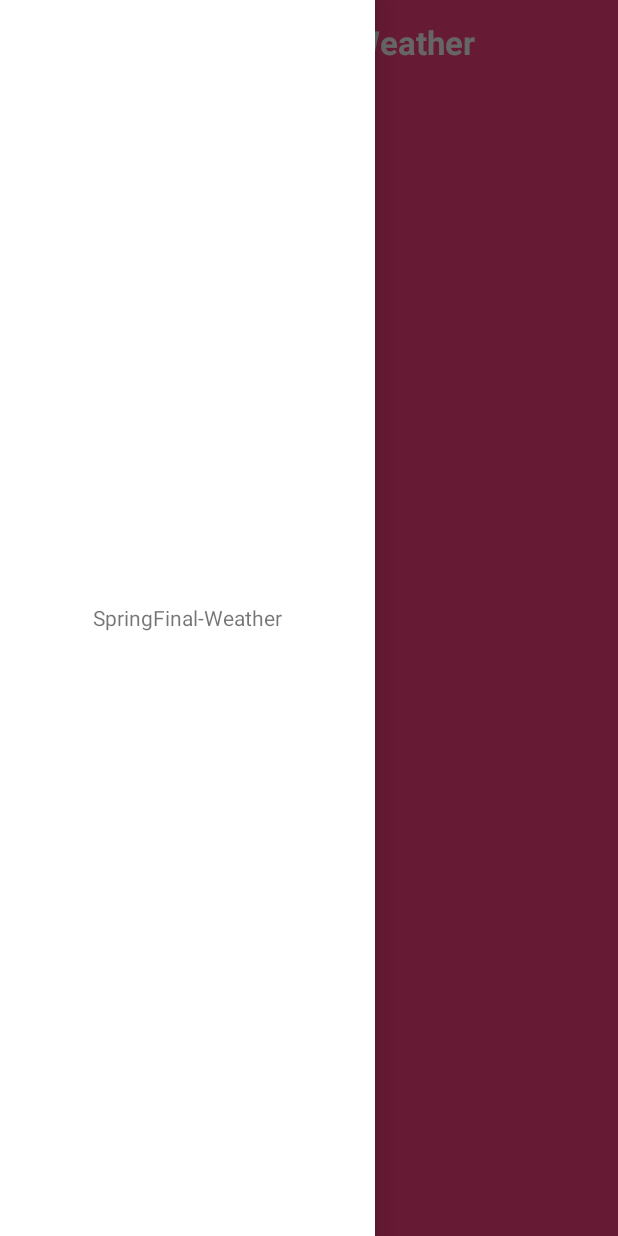
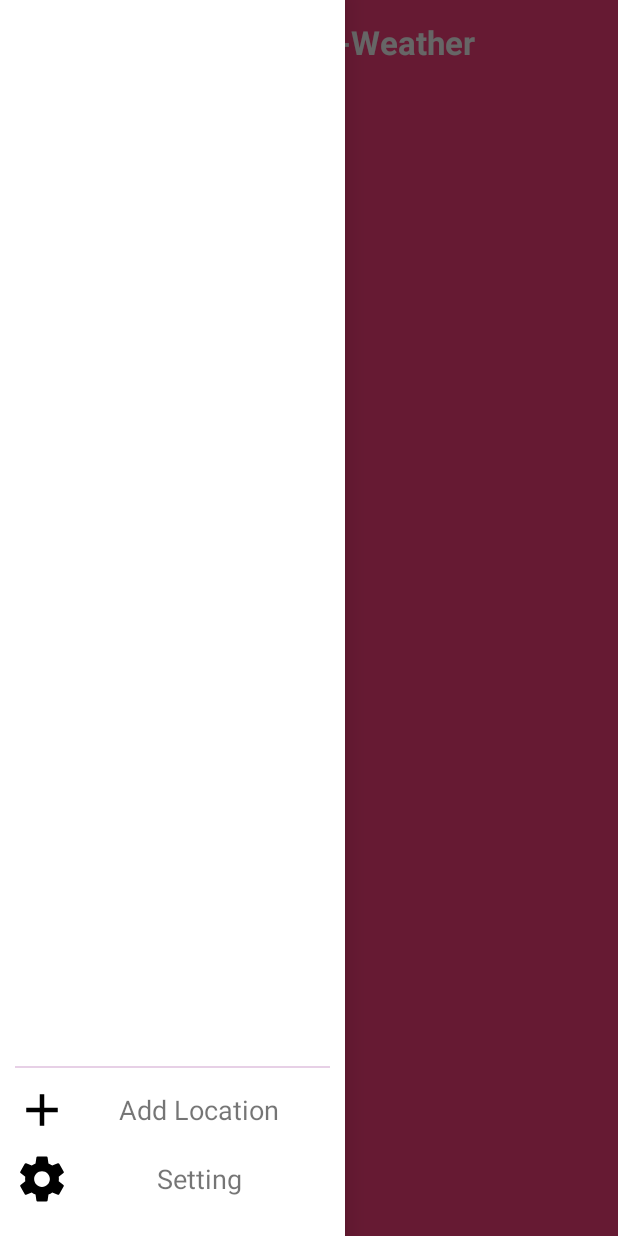
Before and after one commit to akaj-team/SpringFinal-Weather, an Android app: the screen it shows after launch (MainActivity), after a tap on an icon or button, on a phone screen of 412 x 824 dp. Run offline under Robolectric (Android 15) with nearby library versions, the phone set to English and light mode, and no system bars.

Commit message:
[Create] Setting Feature

```diff
--- a/app/src/main/java/vn/asiantech/android/springfinalweather/kotlin/activity/MainActivity.kt
+++ b/app/src/main/java/vn/asiantech/android/springfinalweather/kotlin/activity/MainActivity.kt
@@ -1,5 +1,6 @@
 package vn.asiantech.android.springfinalweather.kotlin.activity
 
+import android.content.Intent
 import android.os.Bundle
 import android.support.v4.widget.DrawerLayout
 import android.support.v7.app.ActionBarDrawerToggle
@@ -15,6 +16,7 @@ class MainActivity : AppCompatActivity(), View.OnClickListener {
     private lateinit var mDrawerToggle: ActionBarDrawerToggle
     private lateinit var mImgMenuIcon: ImageView
     private lateinit var mTvTitle: TextView
+    private lateinit var mTvSetting: TextView
 
     override fun onCreate(savedInstanceState: Bundle?) {
         super.onCreate(savedInstanceState)
@@ -28,14 +30,24 @@ class MainActivity : AppCompatActivity(), View.OnClickListener {
         mDrawerToggle = ActionBarDrawerToggle(this, mDrawerLayout, R.string.open, R.string.close)
         mImgMenuIcon = findViewById(R.id.imgMenuIcon)
         mTvTitle = findViewById(R.id.tvTitle)
+        mTvSetting = findViewById(R.id.tvSetting)
     }
 
     private fun initListener() {
         mDrawerLayout.addDrawerListener(mDrawerToggle)
         mImgMenuIcon.setOnClickListener(this)
+        mTvSetting.setOnClickListener(this)
     }
 
     override fun onClick(v: View?) {
-        mDrawerLayout.openDrawer(Gravity.LEFT)
+        when (v?.id) {
+            R.id.imgMenuIcon -> mDrawerLayout.openDrawer(Gravity.LEFT)
+            R.id.tvSetting -> goTo(SettingActivity::class.java)
+        }
+    }
+
+    private fun goTo(markClass: Class<*>) {
+        intent = Intent(this, markClass)
+        startActivity(intent)
     }
 }
--- /dev/null
+++ b/app/src/main/res/drawable/bg_switch_thumb.xml
@@ -0,0 +1,5 @@
+<?xml version="1.0" encoding="utf-8"?>
+<selector xmlns:android="http://schemas.android.com/apk/res/android">
+    <item android:drawable="@drawable/bg_thumb_checked" android:state_checked="true" />
+    <item android:drawable="@drawable/bg_thumb_unchecked" />
+</selector>
--- /dev/null
+++ b/app/src/main/res/drawable/bg_switch_track.xml
@@ -0,0 +1,5 @@
+<?xml version="1.0" encoding="utf-8"?>
+<selector xmlns:android="http://schemas.android.com/apk/res/android">
+    <item android:drawable="@drawable/bg_track_checked" android:state_checked="true" />
+    <item android:drawable="@drawable/bg_track_unchecked" />
+</selector>
--- /dev/null
+++ b/app/src/main/res/drawable/bg_track_checked.xml
@@ -0,0 +1,6 @@
+<?xml version="1.0" encoding="utf-8"?>
+<shape xmlns:android="http://schemas.android.com/apk/res/android"
+    android:shape="rectangle">
+    <corners android:radius="2dp" />
+    <solid android:color="@color/colorPurple" />
+</shape>
--- /dev/null
+++ b/app/src/main/res/drawable/bg_track_unchecked.xml
@@ -0,0 +1,6 @@
+<?xml version="1.0" encoding="utf-8"?>
+<shape xmlns:android="http://schemas.android.com/apk/res/android"
+    android:shape="rectangle">
+    <corners android:radius="2dp" />
+    <solid android:color="@color/colorViolet" />
+</shape>
--- a/app/src/main/res/drawable/bg_tv_when_press.xml
+++ b/app/src/main/res/drawable/bg_tv_when_press.xml
@@ -1,5 +1,5 @@
 <?xml version="1.0" encoding="utf-8"?>
 <selector xmlns:android="http://schemas.android.com/apk/res/android">
-    <item android:drawable="@color/colorGray" android:state_pressed="true" />
+    <item android:drawable="@color/colorViolet" android:state_pressed="true" />
     <item android:drawable="@color/colorWhite" />
 </selector>
--- a/app/src/main/res/layout/activity_start.xml
+++ b/app/src/main/res/layout/activity_start.xml
@@ -8,10 +8,11 @@
     android:fitsSystemWindows="true"
     tools:context=".kotlin.activity.MainActivity">
 
-    <RelativeLayout
-        android:id="@+id/rlContent"
+    <LinearLayout
+        android:id="@+id/llContent"
         android:layout_width="match_parent"
-        android:layout_height="match_parent">
+        android:layout_height="match_parent"
+        android:orientation="vertical">
 
         <android.support.v7.widget.Toolbar
             android:id="@+id/toolBar"
@@ -34,19 +35,62 @@
                 android:gravity="center"
                 android:text="@string/app_name" />
         </android.support.v7.widget.Toolbar>
-    </RelativeLayout>
 
-    <LinearLayout
+        <android.support.v4.view.ViewPager
+            android:id="@+id/viewPager"
+            android:layout_width="match_parent"
+            android:layout_height="wrap_content" />
+    </LinearLayout>
+
+    <RelativeLayout
         android:id="@+id/lnDrawer"
-        android:layout_width="250dp"
+        android:layout_width="230dp"
         android:layout_height="match_parent"
         android:layout_gravity="start"
-        android:background="@color/colorWhite">
+        android:background="@color/colorWhite"
+        android:padding="10dp">
+
+        <android.support.v7.widget.RecyclerView
+            android:id="@+id/recyclerViewLocation"
+            android:layout_width="match_parent"
+            android:layout_height="wrap_content"
+            android:layout_above="@+id/vLine"
+            android:layout_alignParentTop="true" />
+
+        <View
+            android:id="@+id/vLine"
+            android:layout_width="match_parent"
+            android:layout_height="1dp"
+            android:layout_above="@id/tvAddLocation"
+            android:background="@color/colorViolet" />
 
         <TextView
+            android:id="@+id/tvAddLocation"
             android:layout_width="match_parent"
-            android:layout_height="match_parent"
+            android:layout_height="wrap_content"
+            android:layout_above="@+id/tvSetting"
+            android:layout_marginTop="10dp"
+            android:background="@drawable/bg_tv_when_press"
+            android:clickable="true"
+            android:drawableLeft="@drawable/ic_add_black_36dp"
+            android:focusable="true"
             android:gravity="center"
-            android:text="@string/app_name" />
-    </LinearLayout>
+            android:text="@string/add_location"
+            android:textSize="18sp" />
+
+        <TextView
+            android:id="@+id/tvSetting"
+            android:layout_width="match_parent"
+            android:layout_height="wrap_content"
+            android:layout_alignParentBottom="true"
+            android:layout_marginBottom="10dp"
+            android:layout_marginTop="10dp"
+            android:background="@drawable/bg_tv_when_press"
+            android:clickable="true"
+            android:drawableLeft="@drawable/ic_settings_black_36dp"
+            android:focusable="true"
+            android:gravity="center"
+            android:text="@string/setting"
+            android:textSize="18sp" />
+    </RelativeLayout>
 </android.support.v4.widget.DrawerLayout>
--- a/app/src/main/res/values/colors.xml
+++ b/app/src/main/res/values/colors.xml
@@ -6,5 +6,7 @@
     <color name="colorPurple">#8A409B</color>
     <color name="colorWhite">#FFFFFF</color>
     <color name="colorBlack">#000000</color>
+    <color name="colorViolet">#e7d0e6</color>
+    <color name="colorPurplePastel">#CC70E2</color>
     <color name="colorGray">#c6c6c6</color>
 </resources>
--- a/app/src/main/res/values/strings.xml
+++ b/app/src/main/res/values/strings.xml
@@ -14,4 +14,8 @@
     <string name="min_temp">Min Temp</string>
     <string name="add_location">Add Location</string>
     <string name="setting">Setting</string>
+    <string name="allow_current_location">Allow Current Location</string>
+    <string name="unit">Unit</string>
+    <string name="temperature">Temperature</string>
+    <string name="wind_speed">Wind Speed</string>
 </resources>
```
Also changed, not shown: app/src/main/AndroidManifest.xml (+9 -5 lines), app/src/main/java/vn/asiantech/android/springfinalweather/kotlin/activity/SettingActivity.kt (added, +123 -0 lines), app/src/main/java/vn/asiantech/android/springfinalweather/kotlin/object/Constants.kt (added, +10 -0 lines), app/src/main/res/drawable/ic_arrow_back_white_24dp.xml (added, +10 -0 lines), app/src/main/res/layout/activity_setting.xml (added, +140 -0 lines), app/src/main/res/drawable-xxhdpi/bg_thumb_checked.png (added), app/src/main/res/drawable-xxhdpi/bg_thumb_unchecked.png (added), app/src/main/res/drawable-xxhdpi/bg_track.9.png (added).
